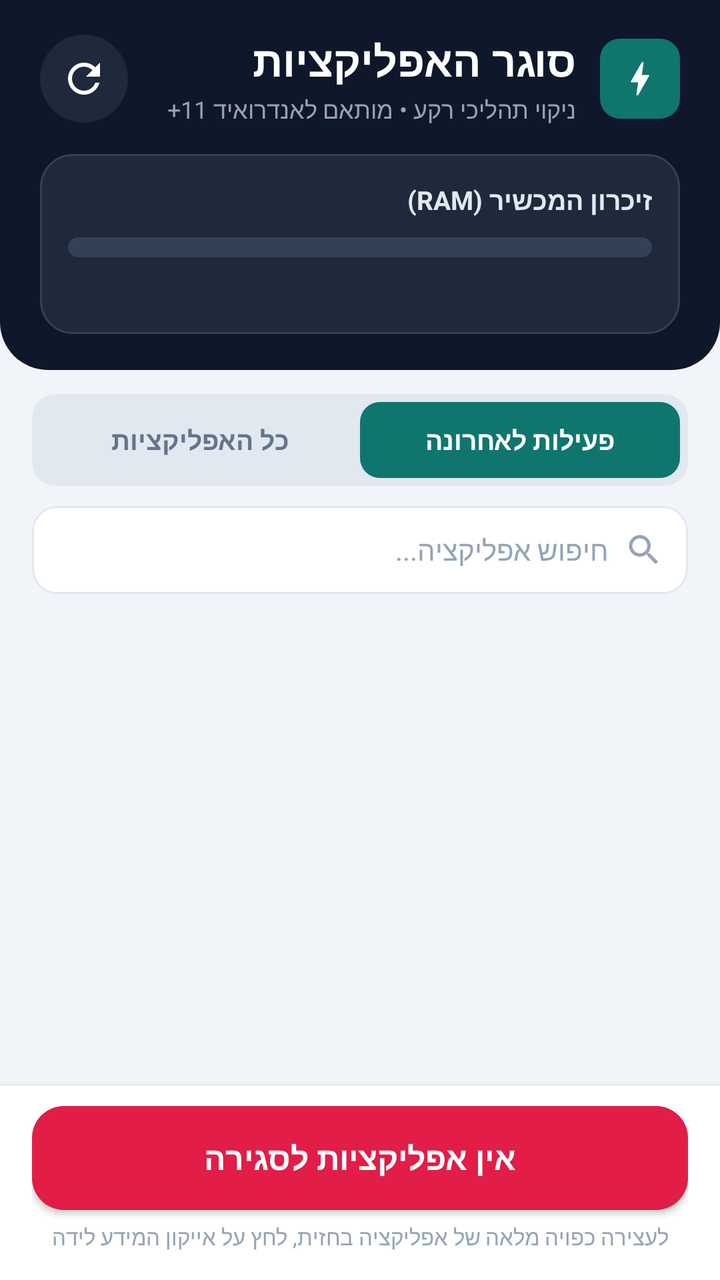
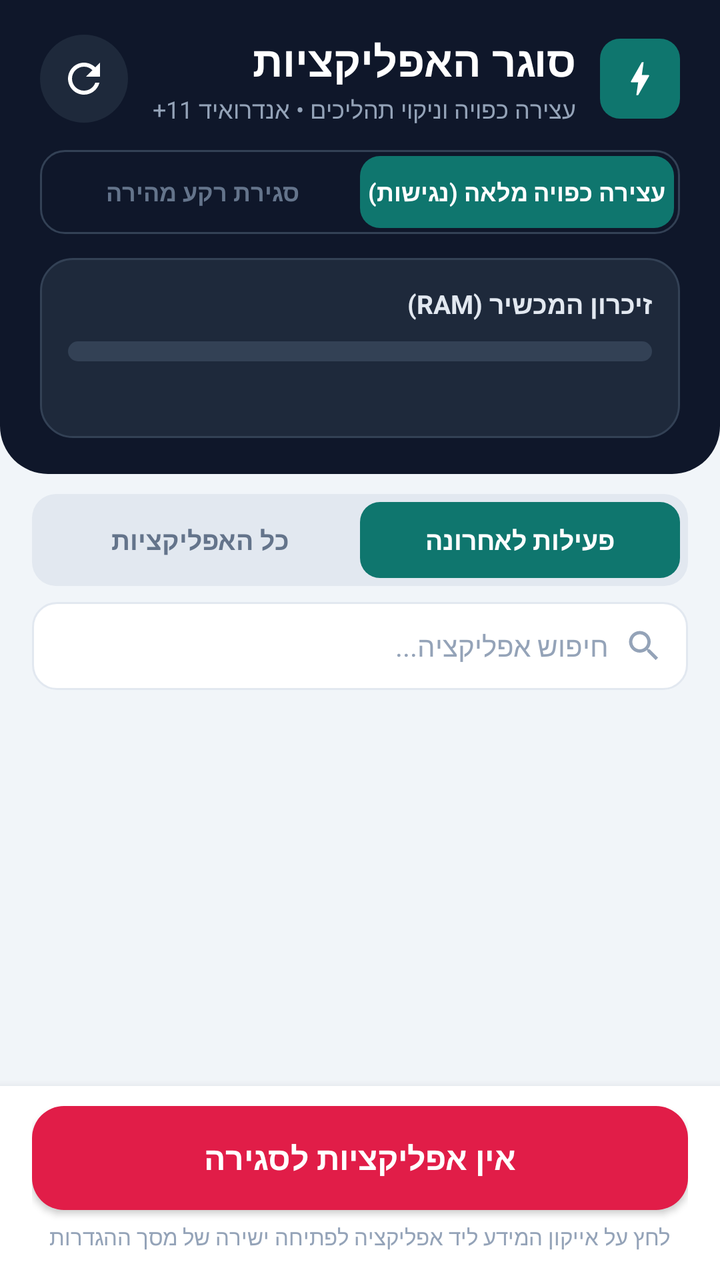

Before-and-after screenshots of an Android layout around one commit, followed by the original layout XML and the change that was made.
<!-- AndroidManifest.xml: application theme android:Theme.Material.Light.NoActionBar -->
<!-- res/layout/activity_main.xml -->
<?xml version="1.0" encoding="utf-8"?>
<RelativeLayout xmlns:android="http://schemas.android.com/apk/res/android"
    android:layout_width="match_parent"
    android:layout_height="match_parent"
    android:background="@color/bg_screen"
    android:layoutDirection="rtl">

    <LinearLayout
        android:id="@+id/layoutHeader"
        android:layout_width="match_parent"
        android:layout_height="wrap_content"
        android:layout_alignParentTop="true"
        android:background="@drawable/bg_header"
        android:orientation="vertical"
        android:paddingStart="20dp"
        android:paddingTop="16dp"
        android:paddingEnd="20dp"
        android:paddingBottom="18dp">

        <LinearLayout
            android:layout_width="match_parent"
            android:layout_height="wrap_content"
            android:gravity="center_vertical"
            android:orientation="horizontal">

            <FrameLayout
                android:layout_width="40dp"
                android:layout_height="40dp"
                android:layout_marginEnd="12dp"
                android:background="@drawable/bg_tab_selected">

                <ImageView
                    android:layout_width="22dp"
                    android:layout_height="22dp"
                    android:layout_gravity="center"
                    android:src="@drawable/ic_bolt" />
            </FrameLayout>

            <LinearLayout
                android:layout_width="0dp"
                android:layout_height="wrap_content"
                android:layout_weight="1"
                android:orientation="vertical">

                <TextView
                    android:layout_width="wrap_content"
                    android:layout_height="wrap_content"
                    android:text="@string/app_name"
                    android:textColor="#FFFFFF"
                    android:textSize="21sp"
                    android:textStyle="bold" />

                <TextView
                    android:layout_width="wrap_content"
                    android:layout_height="wrap_content"
                    android:layout_marginTop="2dp"
                    android:text="@string/app_subtitle"
                    android:textColor="#94A3B8"
                    android:textSize="12sp" />
            </LinearLayout>

            <ImageButton
                android:id="@+id/btnRefresh"
                android:layout_width="44dp"
                android:layout_height="44dp"
                android:background="@drawable/bg_btn_icon_circle"
                android:contentDescription="@string/cd_refresh"
                android:padding="10dp"
                android:scaleType="centerInside"
                android:src="@drawable/ic_refresh" />
        </LinearLayout>

        <LinearLayout
            android:layout_width="match_parent"
            android:layout_height="wrap_content"
            android:layout_marginTop="14dp"
            android:background="@drawable/bg_ram_card"
            android:orientation="vertical"
            android:padding="14dp">

            <LinearLayout
                android:layout_width="match_parent"
                android:layout_height="wrap_content"
                android:gravity="center_vertical"
                android:orientation="horizontal">

                <TextView
                    android:layout_width="0dp"
                    android:layout_height="wrap_content"
                    android:layout_weight="1"
                    android:text="@string/ram_title"
                    android:textColor="#E2E8F0"
                    android:textSize="13sp"
                    android:textStyle="bold" />

                <TextView
                    android:id="@+id/tvRamFree"
                    android:layout_width="wrap_content"
                    android:layout_height="wrap_content"
                    android:textColor="#2DD4BF"
                    android:textSize="13sp"
                    android:textStyle="bold" />
            </LinearLayout>

            <ProgressBar
                android:id="@+id/progressRam"
                style="?android:attr/progressBarStyleHorizontal"
                android:layout_width="match_parent"
                android:layout_height="10dp"
                android:layout_marginTop="10dp"
                android:max="100"
                android:progress="0"
                android:progressDrawable="@drawable/progress_ram" />

            <LinearLayout
                android:layout_width="match_parent"
                android:layout_height="wrap_content"
                android:layout_marginTop="8dp"
                android:gravity="center_vertical"
                android:orientation="horizontal">

                <TextView
                    android:id="@+id/tvRamSummary"
                    android:layout_width="0dp"
                    android:layout_height="wrap_content"
                    android:layout_weight="1"
                    android:textColor="#94A3B8"
                    android:textSize="12sp" />

                <TextView
                    android:id="@+id/tvAppCountBadge"
                    android:layout_width="wrap_content"
                    android:layout_height="wrap_content"
                    android:textColor="#CBD5E1"
                    android:textSize="12sp"
                    android:textStyle="bold" />
            </LinearLayout>
        </LinearLayout>
    </LinearLayout>

    <LinearLayout
        android:id="@+id/layoutControls"
        android:layout_width="match_parent"
        android:layout_height="wrap_content"
        android:layout_below="@id/layoutHeader"
        android:orientation="vertical"
        android:paddingStart="16dp"
        android:paddingTop="12dp"
        android:paddingEnd="16dp">

        <LinearLayout
            android:id="@+id/cardUsagePermission"
            android:layout_width="match_parent"
            android:layout_height="wrap_content"
            android:layout_marginBottom="10dp"
            android:background="@drawable/bg_warning_card"
            android:gravity="center_vertical"
            android:orientation="horizontal"
            android:padding="12dp"
            android:visibility="gone">

            <LinearLayout
                android:layout_width="0dp"
                android:layout_height="wrap_content"
                android:layout_marginEnd="10dp"
                android:layout_weight="1"
                android:orientation="vertical">

                <TextView
                    android:layout_width="wrap_content"
                    android:layout_height="wrap_content"
                    android:text="@string/usage_banner_title"
                    android:textColor="#92400E"
                    android:textSize="13sp"
                    android:textStyle="bold" />

                <TextView
                    android:layout_width="wrap_content"
                    android:layout_height="wrap_content"
                    android:layout_marginTop="2dp"
                    android:text="@string/usage_banner_desc"
                    android:textColor="#B45309"
                    android:textSize="12sp" />
            </LinearLayout>

            <Button
                android:id="@+id/btnGrantUsage"
                android:layout_width="wrap_content"
                android:layout_height="40dp"
                android:background="@drawable/bg_tab_selected"
                android:minWidth="0dp"
                android:paddingStart="14dp"
                android:paddingEnd="14dp"
                android:text="@string/usage_banner_btn"
                android:textAllCaps="false"
                android:textColor="#FFFFFF"
                android:textSize="12sp"
                android:textStyle="bold" />
        </LinearLayout>

        <LinearLayout
            android:layout_width="match_parent"
            android:layout_height="wrap_content"
            android:background="@drawable/bg_tab_container"
            android:orientation="horizontal"
            android:padding="4dp">

            <TextView
                android:id="@+id/btnTabRecent"
                android:layout_width="0dp"
                android:layout_height="38dp"
                android:layout_weight="1"
                android:background="@drawable/bg_tab_selected"
                android:gravity="center"
                android:text="@string/tab_recent"
                android:textColor="#FFFFFF"
                android:textSize="13sp"
                android:textStyle="bold" />

            <TextView
                android:id="@+id/btnTabAll"
                android:layout_width="0dp"
                android:layout_height="38dp"
                android:layout_weight="1"
                android:gravity="center"
                android:text="@string/tab_all"
                android:textColor="@color/text_secondary"
                android:textSize="13sp"
                android:textStyle="bold" />
        </LinearLayout>

        <LinearLayout
            android:layout_width="match_parent"
            android:layout_height="44dp"
            android:layout_marginTop="10dp"
            android:background="@drawable/bg_search"
            android:gravity="center_vertical"
            android:orientation="horizontal"
            android:paddingStart="12dp"
            android:paddingEnd="6dp">

            <ImageView
                android:layout_width="20dp"
                android:layout_height="20dp"
                android:src="@drawable/ic_search" />

            <EditText
                android:id="@+id/etSearch"
                android:layout_width="0dp"
                android:layout_height="match_parent"
                android:layout_marginStart="8dp"
                android:layout_weight="1"
                android:background="@null"
                android:gravity="start|center_vertical"
                android:hint="@string/search_hint"
                android:imeOptions="actionSearch"
                android:inputType="text"
                android:maxLines="1"
                android:textAlignment="viewStart"
                android:textColor="@color/text_primary"
                android:textColorHint="@color/text_muted"
                android:textSize="14sp" />

            <ImageButton
                android:id="@+id/btnClearSearch"
                android:layout_width="36dp"
                android:layout_height="36dp"
                android:background="?android:attr/selectableItemBackgroundBorderless"
                android:contentDescription="@string/cd_clear_search"
                android:src="@drawable/ic_close"
                android:visibility="gone" />
        </LinearLayout>
    </LinearLayout>

    <LinearLayout
        android:id="@+id/layoutBottomBar"
        android:layout_width="match_parent"
        android:layout_height="wrap_content"
        android:layout_alignParentBottom="true"
        android:background="#FFFFFF"
        android:elevation="8dp"
        android:orientation="vertical"
        android:paddingStart="16dp"
        android:paddingTop="10dp"
        android:paddingEnd="16dp"
        android:paddingBottom="14dp">

        <TextView
            android:id="@+id/tvResultBanner"
            android:layout_width="match_parent"
            android:layout_height="wrap_content"
            android:layout_marginBottom="8dp"
            android:background="@drawable/bg_badge_killed"
            android:gravity="center"
            android:padding="8dp"
            android:textColor="@color/success_green"
            android:textSize="13sp"
            android:textStyle="bold"
            android:visibility="gone" />

        <Button
            android:id="@+id/btnKillAll"
            android:layout_width="match_parent"
            android:layout_height="52dp"
            android:background="@drawable/bg_btn_kill_all"
            android:text="@string/btn_kill_all_none"
            android:textAllCaps="false"
            android:textColor="#FFFFFF"
            android:textSize="16sp"
            android:textStyle="bold" />

        <TextView
            android:layout_width="match_parent"
            android:layout_height="wrap_content"
            android:layout_marginTop="6dp"
            android:gravity="center"
            android:text="@string/android11_note"
            android:textColor="@color/text_muted"
            android:textSize="11sp" />
    </LinearLayout>

    <FrameLayout
        android:layout_width="match_parent"
        android:layout_height="match_parent"
        android:layout_above="@id/layoutBottomBar"
        android:layout_below="@id/layoutControls">

        <ListView
            android:id="@+id/lvApps"
            android:layout_width="match_parent"
            android:layout_height="match_parent"
            android:clipToPadding="false"
            android:divider="@null"
            android:dividerHeight="8dp"
            android:paddingStart="16dp"
            android:paddingTop="10dp"
            android:paddingEnd="16dp"
            android:paddingBottom="12dp"
            android:scrollbarStyle="outsideOverlay" />

        <ProgressBar
            android:id="@+id/progressLoading"
            android:layout_width="44dp"
            android:layout_height="44dp"
            android:layout_gravity="center"
            android:visibility="gone" />

        <LinearLayout
            android:id="@+id/layoutEmpty"
            android:layout_width="match_parent"
            android:layout_height="wrap_content"
            android:layout_gravity="center"
            android:gravity="center"
            android:orientation="vertical"
            android:padding="28dp"
            android:visibility="gone">

            <TextView
                android:id="@+id/tvEmptyMessage"
                android:layout_width="wrap_content"
                android:layout_height="wrap_content"
                android:gravity="center"
                android:lineSpacingExtra="4dp"
                android:textColor="@color/text_secondary"
                android:textSize="14sp" />

            <Button
                android:id="@+id/btnEmptySwitchTab"
                android:layout_width="wrap_content"
                android:layout_height="44dp"
                android:layout_marginTop="14dp"
                android:background="@drawable/bg_tab_selected"
                android:paddingStart="20dp"
                android:paddingEnd="20dp"
                android:text="@string/btn_switch_to_all"
                android:textAllCaps="false"
                android:textColor="#FFFFFF"
                android:textSize="13sp"
                android:textStyle="bold"
                android:visibility="gone" />
        </LinearLayout>
    </FrameLayout>

</RelativeLayout>
<!-- resources referenced by this layout -->
<resources>
  <color name="bg_screen">#F1F5F9</color>
  <color name="success_green">#059669</color>
  <color name="text_muted">#94A3B8</color>
  <color name="text_primary">#0F172A</color>
  <color name="text_secondary">#64748B</color>
  <!-- drawable bg_badge_killed (drawable) -->
  <?xml version="1.0" encoding="utf-8"?>
  <shape xmlns:android="http://schemas.android.com/apk/res/android"
      android:shape="rectangle">
      <solid android:color="#ECFDF5" />
      <corners android:radius="8dp" />
  </shape>
  <!-- drawable bg_tab_container (drawable) -->
  <?xml version="1.0" encoding="utf-8"?>
  <shape xmlns:android="http://schemas.android.com/apk/res/android"
      android:shape="rectangle">
      <solid android:color="#E2E8F0" />
      <corners android:radius="12dp" />
  </shape>
  <!-- drawable bg_tab_selected (drawable) -->
  <?xml version="1.0" encoding="utf-8"?>
  <shape xmlns:android="http://schemas.android.com/apk/res/android"
      android:shape="rectangle">
      <solid android:color="#0F766E" />
      <corners android:radius="10dp" />
  </shape>
  <string name="android11_note">לעצירה כפויה מלאה של אפליקציה בחזית, לחץ על אייקון המידע לידה</string>
  <string name="app_name">סוגר האפליקציות</string>
  <string name="app_subtitle">ניקוי תהליכי רקע • מותאם לאנדרואיד 11+</string>
  <string name="btn_kill_all_none">אין אפליקציות לסגירה</string>
  <string name="btn_switch_to_all">הצג את כל האפליקציות</string>
  <string name="cd_clear_search">נקה חיפוש</string>
  <string name="cd_refresh">רענן רשימה</string>
  <string name="ram_title">זיכרון המכשיר (RAM)</string>
  <string name="search_hint">חיפוש אפליקציה...</string>
  <string name="tab_all">כל האפליקציות</string>
  <string name="tab_recent">פעילות לאחרונה</string>
  <string name="usage_banner_btn">הפעל גישה</string>
  <string name="usage_banner_desc">אשר גישת שימוש כדי לזהות באמינות אילו אפליקציות פעלו לאחרונה.</string>
  <string name="usage_banner_title">נדרשת גישת נתוני שימוש</string>
  <!-- unchanged entries left out for length: 11 -->
</resources>

<!-- the commit's change to res/layout/activity_main.xml (unified diff, before → after) -->
@@ -73,7 +73,39 @@
         <LinearLayout
             android:layout_width="match_parent"
             android:layout_height="wrap_content"
-            android:layout_marginTop="14dp"
+            android:layout_marginTop="12dp"
+            android:background="@drawable/bg_mode_container"
+            android:orientation="horizontal"
+            android:padding="3dp">
+
+            <TextView
+                android:id="@+id/btnModeForceStop"
+                android:layout_width="0dp"
+                android:layout_height="36dp"
+                android:layout_weight="1"
+                android:background="@drawable/bg_tab_selected"
+                android:gravity="center"
+                android:text="@string/mode_force_stop"
+                android:textColor="#FFFFFF"
+                android:textSize="12sp"
+                android:textStyle="bold" />
+
+            <TextView
+                android:id="@+id/btnModeQuickKill"
+                android:layout_width="0dp"
+                android:layout_height="36dp"
+                android:layout_weight="1"
+                android:gravity="center"
+                android:text="@string/mode_quick_kill"
+                android:textColor="@color/text_secondary"
+                android:textSize="12sp"
+                android:textStyle="bold" />
+        </LinearLayout>
+
+        <LinearLayout
+            android:layout_width="match_parent"
+            android:layout_height="wrap_content"
+            android:layout_marginTop="12dp"
             android:background="@drawable/bg_ram_card"
             android:orientation="vertical"
             android:padding="14dp">
@@ -145,14 +177,64 @@
         android:layout_below="@id/layoutHeader"
         android:orientation="vertical"
         android:paddingStart="16dp"
-        android:paddingTop="12dp"
+        android:paddingTop="10dp"
         android:paddingEnd="16dp">
 
         <LinearLayout
+            android:id="@+id/cardAccessibilityPermission"
+            android:layout_width="match_parent"
+            android:layout_height="wrap_content"
+            android:layout_marginBottom="8dp"
+            android:background="@drawable/bg_warning_card"
+            android:gravity="center_vertical"
+            android:orientation="horizontal"
+            android:padding="12dp"
+            android:visibility="gone">
+
+            <LinearLayout
+                android:layout_width="0dp"
+                android:layout_height="wrap_content"
+                android:layout_marginEnd="10dp"
+                android:layout_weight="1"
+                android:orientation="vertical">
+
+                <TextView
+                    android:layout_width="wrap_content"
+                    android:layout_height="wrap_content"
+                    android:text="@string/accessibility_banner_title"
+                    android:textColor="#92400E"
+                    android:textSize="13sp"
+                    android:textStyle="bold" />
+
+                <TextView
+                    android:layout_width="wrap_content"
+                    android:layout_height="wrap_content"
+                    android:layout_marginTop="2dp"
+                    android:text="@string/accessibility_banner_desc"
+                    android:textColor="#B45309"
+                    android:textSize="12sp" />
+            </LinearLayout>
+
+            <Button
+                android:id="@+id/btnGrantAccessibility"
+                android:layout_width="wrap_content"
+                android:layout_height="40dp"
+                android:background="@drawable/bg_tab_selected"
+                android:minWidth="0dp"
+                android:paddingStart="14dp"
+                android:paddingEnd="14dp"
+                android:text="@string/accessibility_banner_btn"
+                android:textAllCaps="false"
+                android:textColor="#FFFFFF"
+                android:textSize="12sp"
+                android:textStyle="bold" />
+        </LinearLayout>
+
+        <LinearLayout
             android:id="@+id/cardUsagePermission"
             android:layout_width="match_parent"
             android:layout_height="wrap_content"
-            android:layout_marginBottom="10dp"
+            android:layout_marginBottom="8dp"
             android:background="@drawable/bg_warning_card"
             android:gravity="center_vertical"
             android:orientation="horizontal"
@@ -232,7 +314,7 @@
         <LinearLayout
             android:layout_width="match_parent"
             android:layout_height="44dp"
-            android:layout_marginTop="10dp"
+            android:layout_marginTop="8dp"
             android:background="@drawable/bg_search"
             android:gravity="center_vertical"
             android:orientation="horizontal"
@@ -284,6 +366,57 @@
         android:paddingTop="10dp"
         android:paddingEnd="16dp"
         android:paddingBottom="14dp">
+
+        <LinearLayout
+            android:id="@+id/layoutBatchProgress"
+            android:layout_width="match_parent"
+            android:layout_height="wrap_content"
+            android:layout_marginBottom="8dp"
+            android:background="@drawable/bg_ram_card"
+            android:gravity="center_vertical"
+            android:orientation="horizontal"
+            android:padding="10dp"
+            android:visibility="gone">
+
+            <LinearLayout
+                android:layout_width="0dp"
+                android:layout_height="wrap_content"
+                android:layout_weight="1"
+                android:orientation="vertical">
+
+                <TextView
+                    android:id="@+id/tvBatchProgressText"
+                    android:layout_width="wrap_content"
+                    android:layout_height="wrap_content"
+                    android:ellipsize="end"
+                    android:maxLines="1"
+                    android:textColor="#FFFFFF"
+                    android:textSize="12sp"
+                    android:textStyle="bold" />
+
+                <ProgressBar
+                    android:id="@+id/progressBatch"
+                    style="?android:attr/progressBarStyleHorizontal"
+                    android:layout_width="match_parent"
+                    android:layout_height="8dp"
+                    android:layout_marginTop="6dp"
+                    android:progressDrawable="@drawable/progress_ram" />
+            </LinearLayout>
+
+            <Button
+                android:id="@+id/btnCancelBatch"
+                android:layout_width="wrap_content"
+                android:layout_height="36dp"
+                android:layout_marginStart="10dp"
+                android:background="@drawable/bg_btn_kill_small"
+                android:minWidth="0dp"
+                android:paddingStart="12dp"
+                android:paddingEnd="12dp"
+                android:text="@string/btn_cancel"
+                android:textColor="@color/danger_rose"
+                android:textSize="12sp"
+                android:textStyle="bold" />
+        </LinearLayout>
 
         <TextView
             android:id="@+id/tvResultBanner"
<!-- resource entries referenced after the edit -->
@@ -1,6 +1,7 @@
 <!-- resources referenced by this layout -->
 <resources>
   <color name="bg_screen">#F1F5F9</color>
+  <color name="danger_rose">#E11D48</color>
   <color name="success_green">#059669</color>
   <color name="text_muted">#94A3B8</color>
   <color name="text_primary">#0F172A</color>
@@ -11,6 +12,43 @@
       android:shape="rectangle">
       <solid android:color="#ECFDF5" />
       <corners android:radius="8dp" />
+  </shape>
+  <!-- drawable bg_btn_kill_small (drawable) -->
+  <?xml version="1.0" encoding="utf-8"?>
+  <ripple xmlns:android="http://schemas.android.com/apk/res/android"
+      android:color="#30E11D48">
+      <item>
+          <selector>
+              <item android:state_enabled="false">
+                  <shape android:shape="rectangle">
+                      <solid android:color="#F8FAFC" />
+                      <corners android:radius="10dp" />
+                      <stroke
+                          android:width="1dp"
+                          android:color="#E2E8F0" />
+                  </shape>
+              </item>
+              <item>
+                  <shape android:shape="rectangle">
+                      <solid android:color="#FFF1F2" />
+                      <corners android:radius="10dp" />
+                      <stroke
+                          android:width="1dp"
+                          android:color="#FECDD3" />
+                  </shape>
+              </item>
+          </selector>
+      </item>
+  </ripple>
+  <!-- drawable bg_mode_container (drawable) -->
+  <?xml version="1.0" encoding="utf-8"?>
+  <shape xmlns:android="http://schemas.android.com/apk/res/android"
+      android:shape="rectangle">
+      <solid android:color="#0F172A" />
+      <corners android:radius="12dp" />
+      <stroke
+          android:width="1dp"
+          android:color="#334155" />
   </shape>
   <!-- drawable bg_tab_container (drawable) -->
   <?xml version="1.0" encoding="utf-8"?>
@@ -26,13 +64,19 @@
       <solid android:color="#0F766E" />
       <corners android:radius="10dp" />
   </shape>
-  <string name="android11_note">לעצירה כפויה מלאה של אפליקציה בחזית, לחץ על אייקון המידע לידה</string>
+  <string name="accessibility_banner_btn">הפעל בהגדרות</string>
+  <string name="accessibility_banner_desc">הרשאת נגישות מאפשרת לאפליקציה לבצע עצירה כפויה אוטומטית בהגדרות כמו במערכת.</string>
+  <string name="accessibility_banner_title">נדרשת הרשאת נגישות לעצירה כפויה</string>
+  <string name="android11_note">לחץ על אייקון המידע ליד אפליקציה לפתיחה ישירה של מסך ההגדרות</string>
   <string name="app_name">סוגר האפליקציות</string>
-  <string name="app_subtitle">ניקוי תהליכי רקע • מותאם לאנדרואיד 11+</string>
+  <string name="app_subtitle">עצירה כפויה וניקוי תהליכים • אנדרואיד 11+</string>
+  <string name="btn_cancel">ביטול</string>
   <string name="btn_kill_all_none">אין אפליקציות לסגירה</string>
   <string name="btn_switch_to_all">הצג את כל האפליקציות</string>
   <string name="cd_clear_search">נקה חיפוש</string>
   <string name="cd_refresh">רענן רשימה</string>
+  <string name="mode_force_stop">עצירה כפויה מלאה (נגישות)</string>
+  <string name="mode_quick_kill">סגירת רקע מהירה</string>
   <string name="ram_title">זיכרון המכשיר (RAM)</string>
   <string name="search_hint">חיפוש אפליקציה...</string>
   <string name="tab_all">כל האפליקציות</string>
